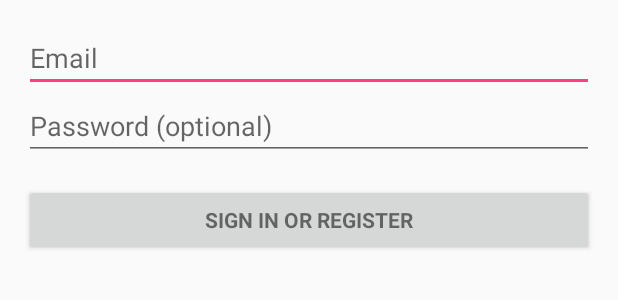
After one commit to AST-Isabella/PAapp, an Android app: the layout activity_login.xml on its own in the app's theme, with its tools: preview values and no code run, on a phone screen of 412 x 824 dp. The commit adds this screen. Shown: the top 300 px of the screen. Run offline under Robolectric (Android 15) with nearby library versions, the phone set to English and light mode, and no system bars.

Commit message:
added login activity

```diff
--- a/app/build.gradle
+++ b/app/build.gradle
@@ -22,6 +22,7 @@
     implementation fileTree(dir: 'libs', include: ['*.jar'])
     implementation 'com.android.support:appcompat-v7:28.0.0'
     implementation 'com.android.support.constraint:constraint-layout:1.1.3'
+    implementation 'com.android.support:support-annotations:28.0.0'
     testImplementation 'junit:junit:4.12'
     androidTestImplementation 'com.android.support.test:runner:1.0.2'
     androidTestImplementation 'com.android.support.test.espresso:espresso-core:3.0.2'
--- /dev/null
+++ b/app/src/main/res/layout/activity_login.xml
@@ -0,0 +1,66 @@
+<?xml version="1.0" encoding="utf-8"?>
+<LinearLayout xmlns:android="http://schemas.android.com/apk/res/android"
+    xmlns:tools="http://schemas.android.com/tools"
+    android:layout_width="match_parent"
+    android:layout_height="match_parent"
+    android:gravity="center_horizontal"
+    android:orientation="vertical"
+    android:paddingBottom="@dimen/activity_vertical_margin"
+    android:paddingLeft="@dimen/activity_horizontal_margin"
+    android:paddingRight="@dimen/activity_horizontal_margin"
+    android:paddingTop="@dimen/activity_vertical_margin"
+    tools:context=".LoginActivity">
+
+    <!-- Login progress -->
+    <ProgressBar
+        android:id="@+id/login_progress"
+        style="?android:attr/progressBarStyleLarge"
+        android:layout_width="wrap_content"
+        android:layout_height="wrap_content"
+        android:layout_marginBottom="8dp"
+        android:visibility="gone" />
+
+    <ScrollView
+        android:id="@+id/login_form"
+        android:layout_width="match_parent"
+        android:layout_height="match_parent">
+
+        <LinearLayout
+            android:id="@+id/email_login_form"
+            android:layout_width="match_parent"
+            android:layout_height="wrap_content"
+            android:orientation="vertical">
+
+            <AutoCompleteTextView
+                android:id="@+id/email"
+                android:layout_width="match_parent"
+                android:layout_height="wrap_content"
+                android:hint="@string/prompt_email"
+                android:inputType="textEmailAddress"
+                android:maxLines="1"
+                android:singleLine="true" />
+
+            <EditText
+                android:id="@+id/password"
+                android:layout_width="match_parent"
+                android:layout_height="wrap_content"
+                android:hint="@string/prompt_password"
+                android:imeActionId="6"
+                android:imeActionLabel="@string/action_sign_in_short"
+                android:imeOptions="actionUnspecified"
+                android:inputType="textPassword"
+                android:maxLines="1"
+                android:singleLine="true" />
+
+            <Button
+                android:id="@+id/email_sign_in_button"
+                style="?android:textAppearanceSmall"
+                android:layout_width="match_parent"
+                android:layout_height="wrap_content"
+                android:layout_marginTop="16dp"
+                android:text="@string/action_sign_in"
+                android:textStyle="bold" />
+
+        </LinearLayout>
+    </ScrollView>
+</LinearLayout>
--- /dev/null
+++ b/app/src/main/res/values/dimens.xml
@@ -0,0 +1,5 @@
+<resources>
+    <!-- Default screen margins, per the Android Design guidelines. -->
+    <dimen name="activity_horizontal_margin">16dp</dimen>
+    <dimen name="activity_vertical_margin">16dp</dimen>
+</resources>
--- a/app/src/main/res/values/strings.xml
+++ b/app/src/main/res/values/strings.xml
@@ -6,4 +6,18 @@
     <string name="start">Start</string>
     <string name="info">Info</string>
     <string name="calibrate">Calibrate</string>
+    <string name="title_activity_login">Sign in</string>
+
+    <!-- Strings related to login -->
+    <string name="prompt_email">Email</string>
+    <string name="prompt_password">Password (optional)</string>
+    <string name="action_sign_in">Sign in or register</string>
+    <string name="action_sign_in_short">Sign in</string>
+    <string name="error_invalid_email">This email address is invalid</string>
+    <string name="error_invalid_password">This password is too short</string>
+    <string name="error_incorrect_password">This password is incorrect</string>
+    <string name="error_field_required">This field is required</string>
+    <string name="permission_rationale">"Contacts permissions are needed for providing email
+        completions."
+    </string>
 </resources>
```
Also changed, not shown: app/src/main/AndroidManifest.xml (+13 -4 lines), app/src/main/java/com/example/isabella/paapp/LoginActivity.java (added, +344 -0 lines).
